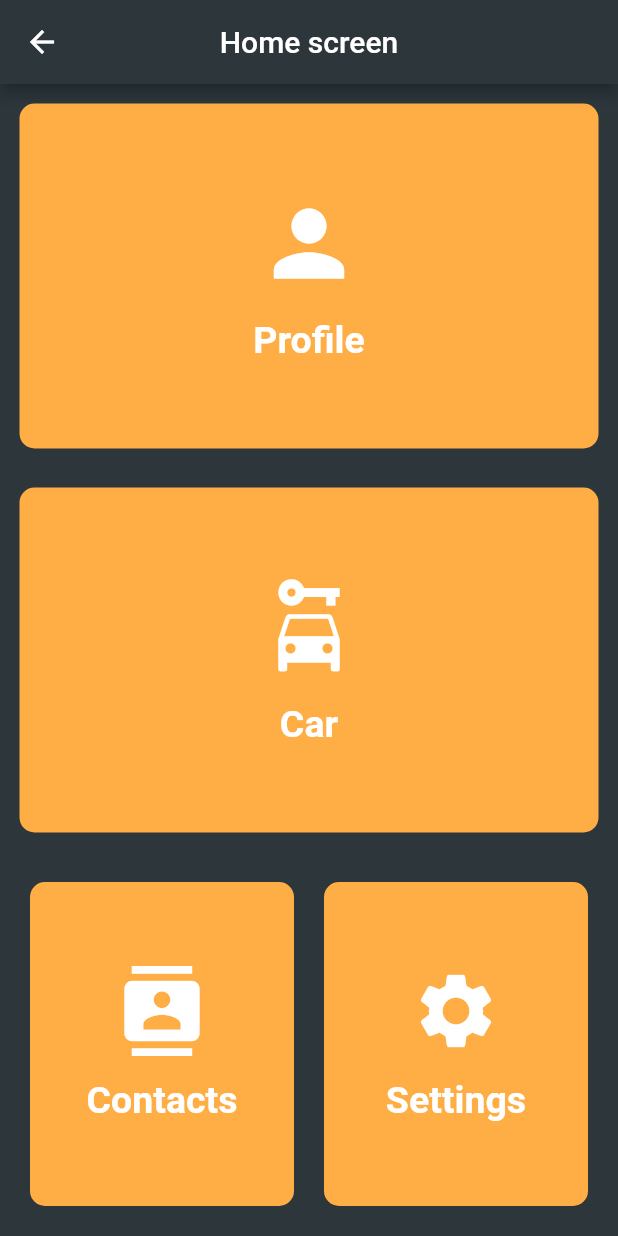
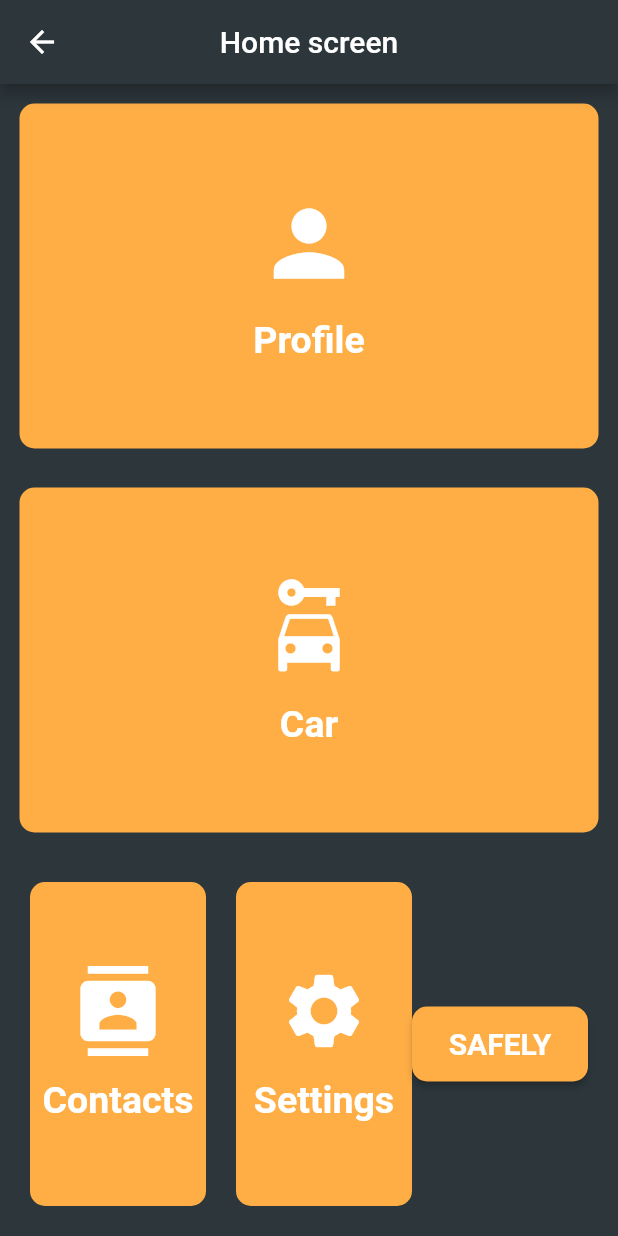
Before and after one commit to Dina-elnagar/Flutter_safely, a Flutter app: the HomeScreen screen opened by its route, on a phone screen of 412 x 824 dp. Run offline on Flutter 3.47's test engine with Material 2 defaults, Android fonts, the phone set to English and light mode, and no system bars; our stand-ins replace firebase_core, firebase_messaging, shared_preferences; accounts and stored records are empty.

Commit message:
omar last3

```diff
--- a/lib/Screens/homescreen.dart
+++ b/lib/Screens/homescreen.dart
@@ -4,6 +4,7 @@ import 'package:udemy_flutter/Screens/editprofile.dart';
 import 'package:udemy_flutter/Screens/settings.dart';
 import 'package:udemy_flutter/Screens/contacts.dart';
 import 'package:udemy_flutter/Screens/car.dart';
+import 'Ascreen.dart';
 
 
 
@@ -295,6 +296,39 @@ class _HomeScreenState extends State<HomeScreen> {
                       ),
                     ),
                   ),
+                  SizedBox(height: 10),
+                  Expanded(
+                    child: ElevatedButton(
+                      onPressed: () {
+                        Navigator.push
+                          (context, MaterialPageRoute(
+                          builder: (context) => Ascreen(),
+                        ),
+                        );
+                      },
+                      child: Text(
+                        'SAFELY',
+                        style: TextStyle(
+                          fontSize: 20.0,
+                          fontWeight: FontWeight.bold,
+                          color: Colors.white,
+                        ),
+                      ),
+                      style: ButtonStyle(
+                        fixedSize: MaterialStateProperty.all<Size>(
+                          Size(1000, 50),
+                        ),
+                        backgroundColor: MaterialStateProperty.all<Color>(
+                          const Color(0xFFffae46),
+                        ),
+                        shape: MaterialStateProperty.all<RoundedRectangleBorder>(
+                          RoundedRectangleBorder(
+                            borderRadius: BorderRadius.circular(10.0),
+                          ),
+                        ),
+                      ),
+                    ),
+                  )
                 ],
               ),
             ),
```
